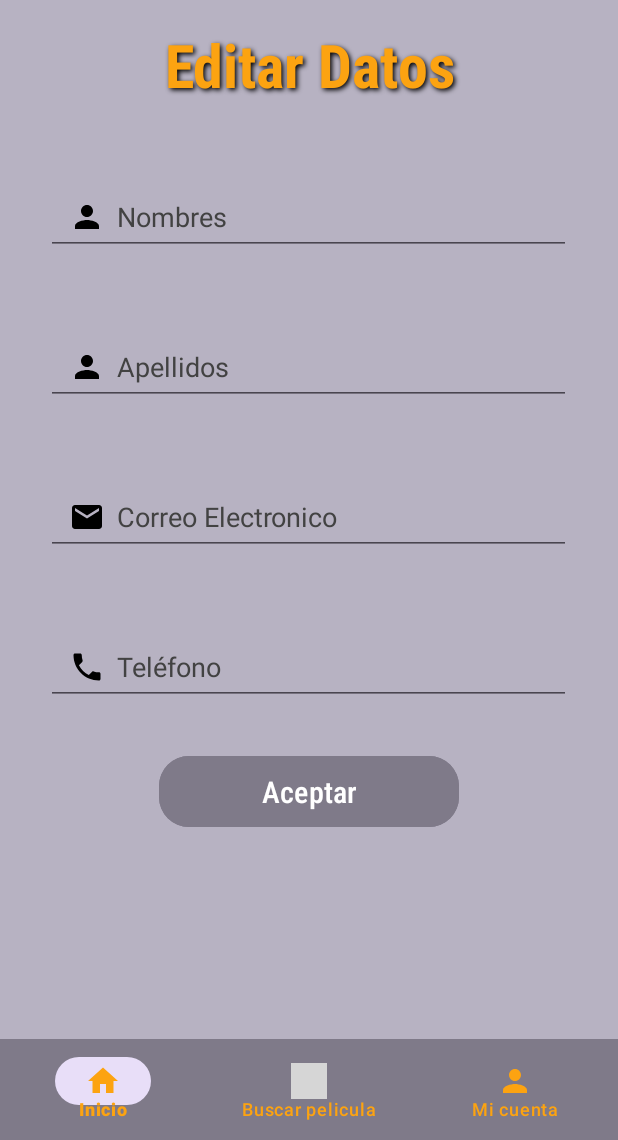
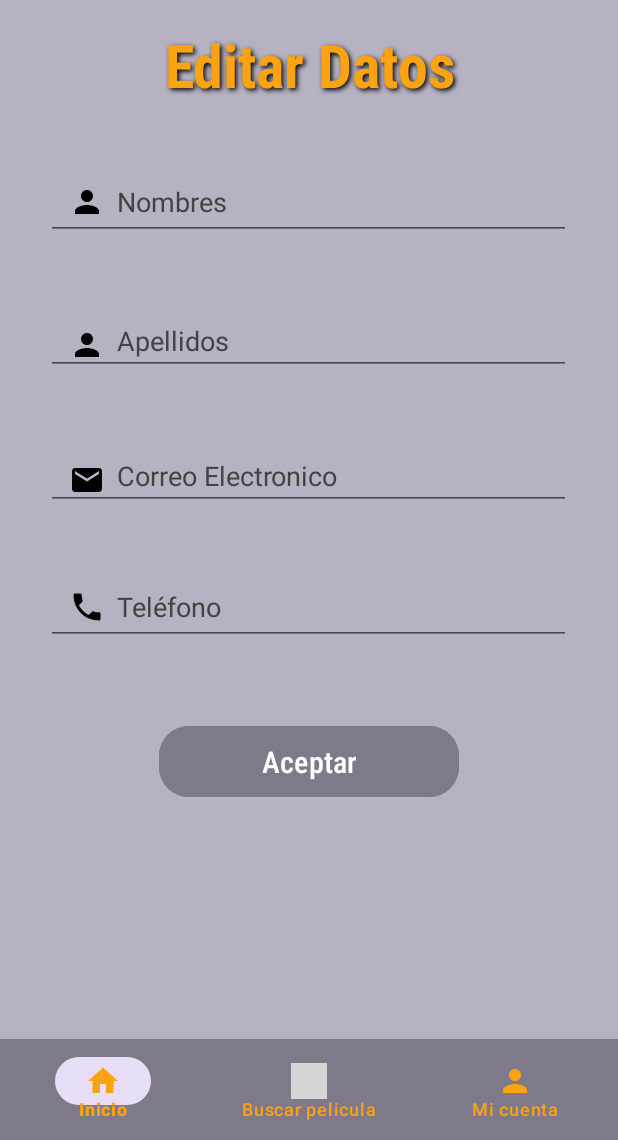
Before and after one commit to PauloRamos2255/ProyectoPeli2, an Android app: the EditarDatos screen opened through its navigation route, on a phone screen of 412 x 824 dp, the part 96-1236 px from its top. Run offline under Robolectric (Android 15) with nearby library versions, the phone set to English and light mode, and no system bars; our stand-ins replace navigation-ui; pictures from the network do not load; grey boxes are pictures that could not be loaded.

Commit message:
git push

```diff
--- a/app/src/main/res/layout/fragment_editar_datos.xml
+++ b/app/src/main/res/layout/fragment_editar_datos.xml
@@ -31,7 +31,7 @@
         android:id="@+id/txtNombre"
         android:layout_width="350dp"
         android:layout_height="50dp"
-        android:layout_marginTop="50dp"
+        android:layout_marginTop="40dp"
         android:drawablePadding="8dp"
         android:layout_gravity="center"
         android:hint="Nombres"
@@ -44,7 +44,7 @@
     <EditText
         android:id="@+id/txtApellido"
         android:layout_width="350dp"
-        android:layout_height="50dp"
+        android:layout_height="40dp"
         android:layout_marginTop="50dp"
         android:drawablePadding="8dp"
         android:layout_gravity="center"
@@ -58,7 +58,7 @@
     <EditText
         android:id="@+id/txtCorreo"
         android:layout_width="350dp"
-        android:layout_height="50dp"
+        android:layout_height="40dp"
         android:layout_marginTop="50dp"
         android:drawablePadding="8dp"
         android:layout_gravity="center"
@@ -73,7 +73,7 @@
         android:id="@+id/txtTelefono"
         android:layout_width="350dp"
         android:layout_height="50dp"
-        android:layout_marginTop="50dp"
+        android:layout_marginTop="40dp"
         android:drawablePadding="8dp"
         android:layout_gravity="center"
         android:hint="Teléfono"
@@ -88,7 +88,7 @@
         android:id="@+id/btningresar"
         android:layout_width="200dp"
         android:layout_height="wrap_content"
-        android:layout_marginTop="30dp"
+        android:layout_marginTop="50dp"
         android:backgroundTint="@color/morado"
         android:fontFamily="sans-serif-condensed-medium"
         android:paddingTop="10dp"
--- a/app/src/main/res/layout/fragment_politica.xml
+++ b/app/src/main/res/layout/fragment_politica.xml
@@ -28,7 +28,7 @@
                 android:layout_marginTop="10dp"
                 android:fontFamily="sans-serif-condensed"
                 android:text="Política de Privacidad"
-                android:textAlignment="center"
+                android:paddingStart="28dp"
                 android:textColor="@color/amarillo"
                 android:textSize="35sp"
                 android:textStyle="bold"
```
